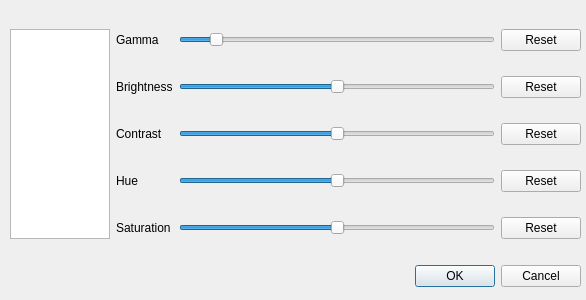
Old version of the form videoadjustmentdialog.ui in the repository kripton/jukuzregie.
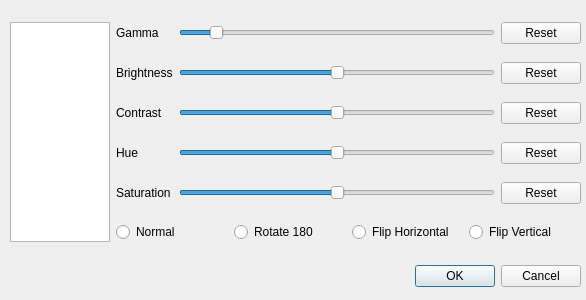
New version of the form.

Commit message: Implement video rotate and flip (may contain bugs)

What changed in the file:
```diff
--- a/videoadjustmentdialog.ui
+++ b/videoadjustmentdialog.ui
@@ -11,7 +11,7 @@
    </rect>
   </property>
   <property name="windowTitle">
-   <string>Dialog</string>
+   <string>Videoanpassung</string>
   </property>
   <widget class="QDialogButtonBox" name="buttonBox">
    <property name="geometry">
@@ -46,6 +46,16 @@
       </property>
      </widget>
     </item>
+    <item row="0" column="0" rowspan="6">
+     <widget class="QListWidget" name="sourcesListWidget">
+      <property name="maximumSize">
+       <size>
+        <width>100</width>
+        <height>16777215</height>
+       </size>
+      </property>
+     </widget>
+    </item>
     <item row="2" column="1">
      <widget class="QLabel" name="label_3">
       <property name="text">
@@ -89,6 +99,13 @@
       </property>
      </widget>
     </item>
+    <item row="3" column="3">
+     <widget class="QPushButton" name="hueResetButton">
+      <property name="text">
+       <string>Reset</string>
+      </property>
+     </widget>
+    </item>
     <item row="4" column="2">
      <widget class="QSlider" name="saturationSlider">
       <property name="maximum">
@@ -102,6 +119,13 @@
       </property>
      </widget>
     </item>
+    <item row="2" column="3">
+     <widget class="QPushButton" name="contrastResetButton">
+      <property name="text">
+       <string>Reset</string>
+      </property>
+     </widget>
+    </item>
     <item row="2" column="2">
      <widget class="QSlider" name="contrastSlider">
       <property name="maximum">
@@ -135,23 +159,6 @@
       </property>
      </widget>
     </item>
-    <item row="0" column="0" rowspan="5">
-     <widget class="QListWidget" name="sourcesListWidget">
-      <property name="maximumSize">
-       <size>
-        <width>100</width>
-        <height>16777215</height>
-       </size>
-      </property>
-     </widget>
-    </item>
-    <item row="1" column="1">
-     <widget class="QLabel" name="label_2">
-      <property name="text">
-       <string>Brightness</string>
-      </property>
-     </widget>
-    </item>
     <item row="0" column="3">
      <widget class="QPushButton" name="gammaResetButton">
       <property name="text">
@@ -166,17 +173,10 @@
       </property>
      </widget>
     </item>
-    <item row="2" column="3">
-     <widget class="QPushButton" name="contrastResetButton">
+    <item row="1" column="1">
+     <widget class="QLabel" name="label_2">
       <property name="text">
-       <string>Reset</string>
-      </property>
-     </widget>
-    </item>
-    <item row="3" column="3">
-     <widget class="QPushButton" name="hueResetButton">
-      <property name="text">
-       <string>Reset</string>
+       <string>Brightness</string>
       </property>
      </widget>
     </item>
@@ -187,6 +187,50 @@
       </property>
      </widget>
     </item>
+    <item row="5" column="1" colspan="3">
+     <layout class="QHBoxLayout" name="horizontalLayout">
+      <item>
+       <widget class="QRadioButton" name="flipModeNormalButton">
+        <property name="text">
+         <string>Normal</string>
+        </property>
+        <attribute name="buttonGroup">
+         <string notr="true">buttonGroup</string>
+        </attribute>
+       </widget>
+      </item>
+      <item>
+       <widget class="QRadioButton" name="flipModeRotate180Button">
+        <property name="text">
+         <string>Rotate 180</string>
+        </property>
+        <attribute name="buttonGroup">
+         <string notr="true">buttonGroup</string>
+        </attribute>
+       </widget>
+      </item>
+      <item>
+       <widget class="QRadioButton" name="flipModeHorizontalButton">
+        <property name="text">
+         <string>Flip Horizontal</string>
+        </property>
+        <attribute name="buttonGroup">
+         <string notr="true">buttonGroup</string>
+        </attribute>
+       </widget>
+      </item>
+      <item>
+       <widget class="QRadioButton" name="flipModeVerticalButton">
+        <property name="text">
+         <string>Flip Vertical</string>
+        </property>
+        <attribute name="buttonGroup">
+         <string notr="true">buttonGroup</string>
+        </attribute>
+       </widget>
+      </item>
+     </layout>
+    </item>
    </layout>
   </widget>
  </widget>
```
Left out of the diff: 3 changed lines with no effect on the pictures. The commit also changes 8 other files.
